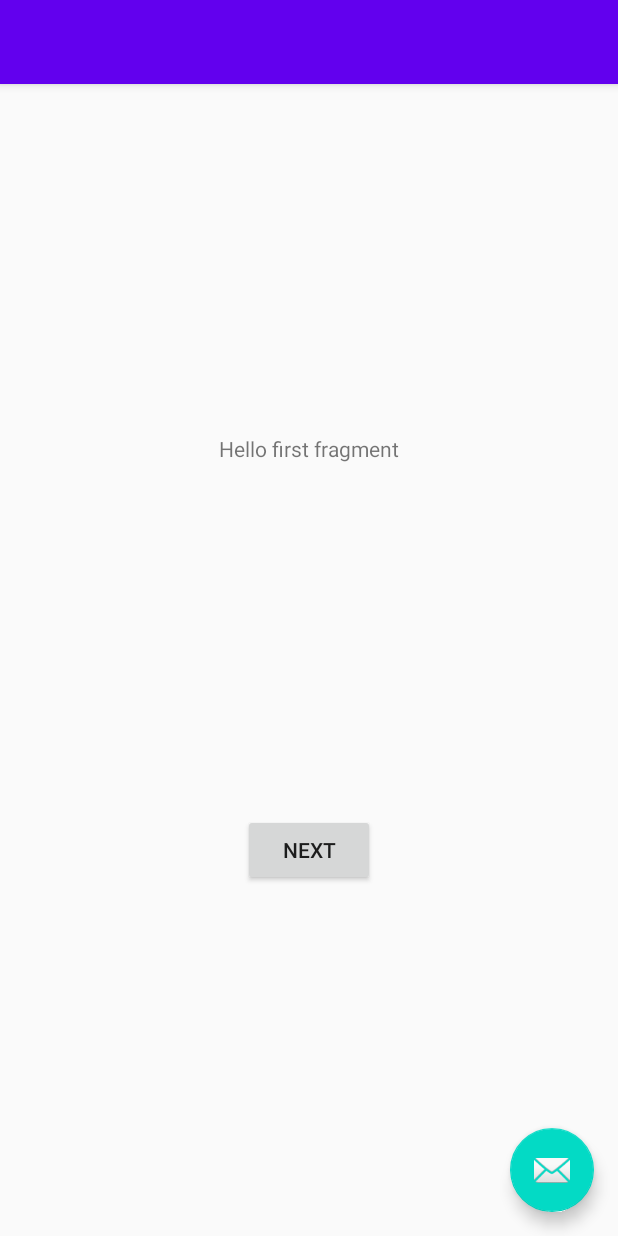
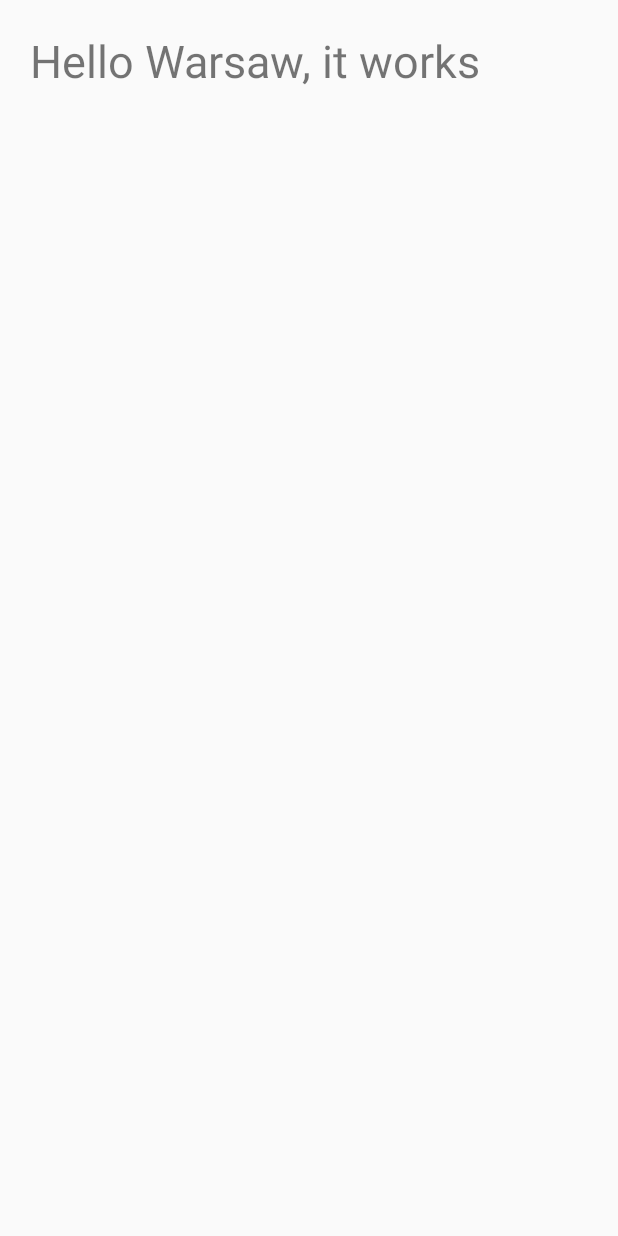
Before and after one commit to sntBanzai/kidsapp-simple, an Android app: the layout activity_main.xml on its own in the app's theme, with its tools: preview values and no code run, on a phone screen of 412 x 824 dp. Run offline under Robolectric (Android 15) with nearby library versions, the phone set to English and light mode, and no system bars.

Commit message:
Działająca apka

```diff
--- a/app/src/main/AndroidManifest.xml
+++ b/app/src/main/AndroidManifest.xml
@@ -1,6 +1,6 @@
 <?xml version="1.0" encoding="utf-8"?>
 <manifest xmlns:android="http://schemas.android.com/apk/res/android"
-    package="pl.wroc.waw.kidsapp_simple">
+    package="pl.wroc.waw.kidsapp_simple" >
 
     <application
         android:allowBackup="true"
@@ -8,11 +8,11 @@
         android:label="@string/app_name"
         android:roundIcon="@mipmap/ic_launcher_round"
         android:supportsRtl="true"
-        android:theme="@style/AppTheme">
+        android:theme="@style/AppTheme" >
         <activity
             android:name=".MainActivity"
             android:label="@string/app_name"
-            android:theme="@style/AppTheme.NoActionBar">
+            android:theme="@style/AppTheme.NoActionBar" >
             <intent-filter>
                 <action android:name="android.intent.action.MAIN" />
 
--- a/app/src/main/java/pl/wroc/waw/kidsapp_simple/FirstFragment.java
+++ /dev/null
@@ -1,35 +0,0 @@
-package pl.wroc.waw.kidsapp_simple;
-
-import android.os.Bundle;
-import android.view.LayoutInflater;
-import android.view.View;
-import android.view.ViewGroup;
-
-import android.support.annotation.NonNull;
-import android.support.v4.app.Fragment;
-
-import androidx.navigation.fragment.NavHostFragment;
-
-public class FirstFragment extends Fragment {
-
-    @Override
-    public View onCreateView(
-            LayoutInflater inflater, ViewGroup container,
-            Bundle savedInstanceState
-    ) {
-        // Inflate the layout for this fragment
-        return inflater.inflate(R.layout.fragment_first, container, false);
-    }
-
-    public void onViewCreated(@NonNull View view, Bundle savedInstanceState) {
-        super.onViewCreated(view, savedInstanceState);
-
-        view.findViewById(R.id.button_first).setOnClickListener(new View.OnClickListener() {
-            @Override
-            public void onClick(View view) {
-                NavHostFragment.findNavController(FirstFragment.this)
-                        .navigate(R.id.action_FirstFragment_to_SecondFragment);
-            }
-        });
-    }
-}
--- /dev/null
+++ b/app/src/main/java/pl/wroc/waw/kidsapp_simple/MainActivity.java
@@ -0,0 +1,13 @@
+package pl.wroc.waw.kidsapp_simple;
+
+import android.support.v7.app.AppCompatActivity;
+import android.os.Bundle;
+
+public class MainActivity extends AppCompatActivity {
+
+    @Override
+    protected void onCreate(Bundle savedInstanceState) {
+        super.onCreate(savedInstanceState);
+        setContentView(R.layout.activity_main);
+    }
+}
--- a/app/src/main/res/layout/activity_main.xml
+++ b/app/src/main/res/layout/activity_main.xml
@@ -1,33 +1,18 @@
 <?xml version="1.0" encoding="utf-8"?>
-<android.support.design.widget.CoordinatorLayout xmlns:android="http://schemas.android.com/apk/res/android"
+<RelativeLayout
+    xmlns:android="http://schemas.android.com/apk/res/android"
+    xmlns:tools="http://schemas.android.com/tools"
     xmlns:app="http://schemas.android.com/apk/res-auto"
-    xmlns:tools="http://schemas.android.com/tools"
     android:layout_width="match_parent"
     android:layout_height="match_parent"
+    android:padding="20dp"
     tools:context=".MainActivity">
 
-    <android.support.design.widget.AppBarLayout
-        android:layout_width="match_parent"
-        android:layout_height="wrap_content"
-        android:theme="@style/AppTheme.AppBarOverlay">
-
-        <android.support.v7.widget.Toolbar
-            android:id="@+id/toolbar"
-            android:layout_width="match_parent"
-            android:layout_height="?attr/actionBarSize"
-            android:background="?attr/colorPrimary"
-            app:popupTheme="@style/AppTheme.PopupOverlay" />
-
-    </android.support.design.widget.AppBarLayout>
-
-    <android.support.design.widget.FloatingActionButton
-        android:id="@+id/fab"
+    <TextView
         android:layout_width="wrap_content"
         android:layout_height="wrap_content"
-        android:layout_gravity="bottom|end"
-        android:layout_margin="@dimen/fab_margin"
-        app:srcCompat="@android:drawable/ic_dialog_email" />
+        android:text="Hello Warsaw, it works"
+        android:textSize="30dp"
+        />
 
-    <include layout="@layout/content_main" />
-
-</android.support.design.widget.CoordinatorLayout>
+</RelativeLayout>
--- a/app/src/main/res/layout/content_main.xml
+++ /dev/null
@@ -1,19 +0,0 @@
-<?xml version="1.0" encoding="utf-8"?>
-<android.support.constraint.ConstraintLayout xmlns:android="http://schemas.android.com/apk/res/android"
-    xmlns:app="http://schemas.android.com/apk/res-auto"
-    android:layout_width="match_parent"
-    android:layout_height="match_parent"
-    app:layout_behavior="@string/appbar_scrolling_view_behavior">
-
-    <fragment
-        android:id="@+id/nav_host_fragment"
-        android:name="androidx.navigation.fragment.NavHostFragment"
-        android:layout_width="0dp"
-        android:layout_height="0dp"
-        app:defaultNavHost="true"
-        app:layout_constraintBottom_toBottomOf="parent"
-        app:layout_constraintLeft_toLeftOf="parent"
-        app:layout_constraintRight_toRightOf="parent"
-        app:layout_constraintTop_toTopOf="parent"
-        app:navGraph="@navigation/nav_graph" />
-</android.support.constraint.ConstraintLayout>
--- a/app/src/main/res/layout/fragment_first.xml
+++ /dev/null
@@ -1,28 +0,0 @@
-<?xml version="1.0" encoding="utf-8"?>
-<android.support.constraint.ConstraintLayout xmlns:android="http://schemas.android.com/apk/res/android"
-    xmlns:app="http://schemas.android.com/apk/res-auto"
-    xmlns:tools="http://schemas.android.com/tools"
-    android:layout_width="match_parent"
-    android:layout_height="match_parent"
-    tools:context=".FirstFragment">
-
-    <Button
-        android:id="@+id/button_first"
-        android:layout_width="wrap_content"
-        android:layout_height="wrap_content"
-        android:text="@string/next"
-        app:layout_constraintBottom_toBottomOf="parent"
-        app:layout_constraintEnd_toEndOf="parent"
-        app:layout_constraintStart_toStartOf="parent"
-        app:layout_constraintTop_toBottomOf="@id/textview_first" />
-
-    <TextView
-        android:id="@+id/textview_first"
-        android:layout_width="wrap_content"
-        android:layout_height="wrap_content"
-        android:text="@string/hello_first_fragment"
-        app:layout_constraintBottom_toTopOf="@id/button_first"
-        app:layout_constraintEnd_toEndOf="parent"
-        app:layout_constraintStart_toStartOf="parent"
-        app:layout_constraintTop_toTopOf="parent" />
-</android.support.constraint.ConstraintLayout>
--- a/app/src/main/res/layout/fragment_second.xml
+++ /dev/null
@@ -1,27 +0,0 @@
-<?xml version="1.0" encoding="utf-8"?>
-<android.support.constraint.ConstraintLayout xmlns:android="http://schemas.android.com/apk/res/android"
-    xmlns:app="http://schemas.android.com/apk/res-auto"
-    xmlns:tools="http://schemas.android.com/tools"
-    android:layout_width="match_parent"
-    android:layout_height="match_parent"
-    tools:context=".SecondFragment">
-
-    <Button
-        android:id="@+id/button_second"
-        android:layout_width="wrap_content"
-        android:layout_height="wrap_content"
-        android:text="@string/previous"
-        app:layout_constraintBottom_toBottomOf="parent"
-        app:layout_constraintEnd_toEndOf="parent"
-        app:layout_constraintStart_toStartOf="parent"
-        app:layout_constraintTop_toBottomOf="@id/textview_second" />
-
-    <TextView
-        android:id="@+id/textview_second"
-        android:layout_width="wrap_content"
-        android:layout_height="wrap_content"
-        app:layout_constraintBottom_toTopOf="@id/button_second"
-        app:layout_constraintEnd_toEndOf="parent"
-        app:layout_constraintStart_toStartOf="parent"
-        app:layout_constraintTop_toTopOf="parent" />
-</android.support.constraint.ConstraintLayout>
--- a/app/src/main/res/menu/menu_main.xml
+++ /dev/null
@@ -1,10 +0,0 @@
-<menu xmlns:android="http://schemas.android.com/apk/res/android"
-    xmlns:app="http://schemas.android.com/apk/res-auto"
-    xmlns:tools="http://schemas.android.com/tools"
-    tools:context="pl.wroc.waw.kidsapp_simple.MainActivity">
-    <item
-        android:id="@+id/action_settings"
-        android:orderInCategory="100"
-        android:title="@string/action_settings"
-        app:showAsAction="never" />
-</menu>
--- a/app/src/main/res/navigation/nav_graph.xml
+++ /dev/null
@@ -1,28 +0,0 @@
-<?xml version="1.0" encoding="utf-8"?>
-<navigation xmlns:android="http://schemas.android.com/apk/res/android"
-    xmlns:app="http://schemas.android.com/apk/res-auto"
-    xmlns:tools="http://schemas.android.com/tools"
-    android:id="@+id/nav_graph"
-    app:startDestination="@id/FirstFragment">
-
-    <fragment
-        android:id="@+id/FirstFragment"
-        android:name="pl.wroc.waw.kidsapp_simple.FirstFragment"
-        android:label="@string/first_fragment_label"
-        tools:layout="@layout/fragment_first">
-
-        <action
-            android:id="@+id/action_FirstFragment_to_SecondFragment"
-            app:destination="@id/SecondFragment" />
-    </fragment>
-    <fragment
-        android:id="@+id/SecondFragment"
-        android:name="pl.wroc.waw.kidsapp_simple.SecondFragment"
-        android:label="@string/second_fragment_label"
-        tools:layout="@layout/fragment_second">
-
-        <action
-            android:id="@+id/action_SecondFragment_to_FirstFragment"
-            app:destination="@id/FirstFragment" />
-    </fragment>
-</navigation>
--- a/app/src/main/res/values/strings.xml
+++ b/app/src/main/res/values/strings.xml
@@ -1,12 +1,3 @@
 <resources>
     <string name="app_name">Kidsapp-Simple</string>
-    <string name="action_settings">Settings</string>
-    <!-- Strings used for fragments for navigation -->
-    <string name="first_fragment_label">First Fragment</string>
-    <string name="second_fragment_label">Second Fragment</string>
-    <string name="next">Next</string>
-    <string name="previous">Previous</string>
-
-    <string name="hello_first_fragment">Hello first fragment</string>
-    <string name="hello_second_fragment">Hello second fragment. Arg: %1$s</string>
 </resources>
```
